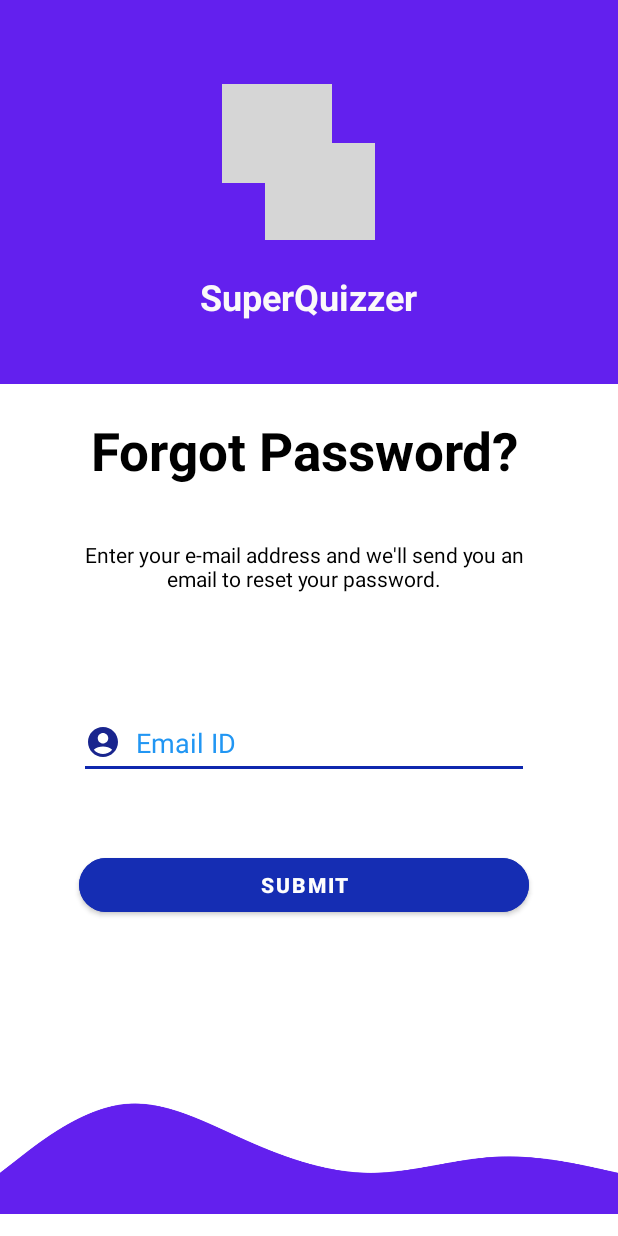
After one commit to opencodeiiita/SuperQuizzer, an Android app: the ForgotPasswordActivity screen opened directly, with no data from a screen before it, on a phone screen of 412 x 824 dp. The commit adds this screen. Run offline under Robolectric (Android 15) with nearby library versions, the phone set to English and light mode, and no system bars; grey boxes are pictures that could not be loaded.

Commit message:
forgot commit

```diff
--- a/app/src/main/AndroidManifest.xml
+++ b/app/src/main/AndroidManifest.xml
@@ -14,6 +14,14 @@
         android:theme="@style/Theme.SuperQuizzer"
         tools:targetApi="31">
         <activity
+            android:name=".ForgotPasswordActivity"
+            android:exported="false"
+            android:theme="@style/Theme.MaterialComponents.Light.NoActionBar">
+            <meta-data
+                android:name="android.app.lib_name"
+                android:value="" />
+        </activity>
+        <activity
             android:name=".LoginActivity"
             android:exported="true"
             android:theme="@style/Theme.MaterialComponents.Light.NoActionBar">
@@ -24,8 +32,7 @@
         <activity
             android:name=".RegisterActivity"
             android:exported="true"
-            android:theme="@style/Theme.MaterialComponents.Light.NoActionBar">
-        </activity>
+            android:theme="@style/Theme.MaterialComponents.Light.NoActionBar" />
         <activity
             android:name=".SplashActivity"
             android:exported="true">
@@ -44,7 +51,6 @@
                 <category android:name="android.intent.category.LAUNCHER" />
             </intent-filter>
         </activity>
-
     </application>
 
 </manifest>
--- /dev/null
+++ b/app/src/main/java/com/example/superquizzer/ForgotPasswordActivity.kt
@@ -0,0 +1,20 @@
+package com.example.superquizzer
+
+import androidx.appcompat.app.AppCompatActivity
+import android.os.Bundle
+import android.view.View
+import com.example.superquizzer.databinding.ActivityForgotPasswordBinding
+
+class ForgotPasswordActivity : AppCompatActivity() {
+    private lateinit var binding: ActivityForgotPasswordBinding
+
+    override fun onCreate(savedInstanceState: Bundle?) {
+        super.onCreate(savedInstanceState)
+        binding = ActivityForgotPasswordBinding.inflate(layoutInflater)
+        val view = binding.root
+        setContentView(view)
+        supportActionBar?.hide()
+        window.decorView.systemUiVisibility= View.SYSTEM_UI_FLAG_FULLSCREEN
+        setContentView(view)
+    }
+}
--- a/app/src/main/java/com/example/superquizzer/LoginActivity.kt
+++ b/app/src/main/java/com/example/superquizzer/LoginActivity.kt
@@ -30,5 +30,9 @@ class LoginActivity : AppCompatActivity() {
             val intent = Intent(this@LoginActivity, MainActivity::class.java)
             startActivity(intent)
         }
+        binding.forgotPassword.setOnClickListener{
+            val intent=Intent(this@LoginActivity,ForgotPasswordActivity::class.java)
+            startActivity(intent)
+        }
     }
 }
--- /dev/null
+++ b/app/src/main/res/layout/activity_forgot_password.xml
@@ -0,0 +1,159 @@
+<?xml version="1.0" encoding="utf-8"?>
+<androidx.constraintlayout.widget.ConstraintLayout xmlns:android="http://schemas.android.com/apk/res/android"
+    xmlns:app="http://schemas.android.com/apk/res-auto"
+    xmlns:tools="http://schemas.android.com/tools"
+    android:id="@+id/constrainLayout"
+    android:layout_width="match_parent"
+    android:layout_height="match_parent"
+    android:background="#FFFFFF"
+    tools:context=".ForgotPasswordActivity">
+
+    <LinearLayout
+        android:id="@+id/linearlayout_login"
+        android:layout_width="match_parent"
+        android:layout_height="256dp"
+        android:background="@drawable/top_bottom_shape"
+        android:orientation="vertical"
+        app:layout_constraintStart_toStartOf="parent"
+        app:layout_constraintTop_toTopOf="parent">
+
+        <androidx.constraintlayout.widget.ConstraintLayout
+            android:id="@+id/constraintLayoutin"
+            android:layout_width="match_parent"
+            android:layout_height="match_parent">
+
+            <ImageView
+                android:id="@+id/imageView"
+                android:layout_width="73dp"
+                android:layout_height="66dp"
+                android:layout_marginStart="148dp"
+                android:layout_marginTop="56dp"
+                android:contentDescription="@string/s"
+                app:layout_constraintStart_toStartOf="parent"
+                app:layout_constraintTop_toTopOf="parent"
+                app:srcCompat="@mipmap/app_logo1_foreground" />
+
+            <ImageView
+                android:id="@+id/imageView2"
+                android:layout_width="73sp"
+                android:layout_height="0dp"
+                android:layout_marginStart="30dp"
+                android:layout_marginTop="95dp"
+                android:layout_marginEnd="30dp"
+                android:layout_marginBottom="21dp"
+                android:contentDescription="@string/logo"
+                app:layout_constraintBottom_toTopOf="@+id/logoText"
+                app:layout_constraintEnd_toEndOf="@+id/logoText"
+                app:layout_constraintStart_toStartOf="@+id/imageView"
+                app:layout_constraintTop_toTopOf="parent"
+                app:srcCompat="@mipmap/app_logo2_foreground" />
+
+            <TextView
+                android:id="@+id/logoText"
+                android:layout_width="wrap_content"
+                android:layout_height="wrap_content"
+                android:layout_marginBottom="42dp"
+                android:text="@string/superquizzer"
+                android:textColor="#FBF9F9"
+                android:textSize="24sp"
+                android:textStyle="bold"
+                app:layout_constraintBottom_toBottomOf="parent"
+                app:layout_constraintEnd_toEndOf="parent"
+                app:layout_constraintHorizontal_bias="0.498"
+                app:layout_constraintStart_toStartOf="parent"
+                app:layout_constraintTop_toBottomOf="@+id/imageView2" />
+
+        </androidx.constraintlayout.widget.ConstraintLayout>
+
+    </LinearLayout>
+
+    <EditText
+        android:id="@+id/editTextTextEmailAddress4"
+        android:layout_width="300sp"
+        android:layout_height="wrap_content"
+        android:layout_marginStart="52dp"
+        android:layout_marginTop="200dp"
+        android:layout_marginEnd="59dp"
+        android:layout_marginBottom="16dp"
+        android:autofillHints=""
+        android:backgroundTint="#0E27AE"
+        android:drawableStart="@drawable/ic_baseline_account_circle_24"
+        android:drawablePadding="10sp"
+        android:ems="10"
+        android:hint="@string/email_ID"
+        android:inputType="textEmailAddress"
+        android:minHeight="48dp"
+        android:textColorHint="#2196F3"
+        app:layout_constraintBottom_toTopOf="@+id/loginButton"
+        app:layout_constraintEnd_toEndOf="parent"
+        app:layout_constraintStart_toStartOf="parent"
+        app:layout_constraintTop_toBottomOf="@+id/linearlayout_login" />
+
+
+    <Button
+        android:id="@+id/loginButton"
+        android:layout_width="300sp"
+        android:layout_height="wrap_content"
+        android:layout_marginStart="52dp"
+        android:layout_marginTop="16dp"
+        android:layout_marginEnd="59dp"
+        android:layout_marginBottom="30dp"
+        android:backgroundTint="#152DB3"
+        android:text="@string/submit"
+        android:textColor="#FDFDFD"
+        android:textStyle="bold"
+        app:cornerRadius="50sp"
+        app:layout_constraintBottom_toTopOf="@+id/imageView4"
+        app:layout_constraintEnd_toEndOf="parent"
+        app:layout_constraintStart_toStartOf="parent"
+        app:layout_constraintTop_toBottomOf="@+id/editTextTextEmailAddress4" />
+
+    <ImageView
+        android:id="@+id/imageView4"
+        android:layout_width="match_parent"
+        android:layout_height="150dp"
+        android:orientation="vertical"
+        android:scaleType="fitEnd"
+        android:src="@drawable/wave"
+        app:layout_constraintBottom_toBottomOf="parent"
+        app:layout_constraintEnd_toEndOf="parent"
+        app:layout_constraintHorizontal_bias="0.0"
+        app:layout_constraintStart_toStartOf="parent"
+        app:layout_constraintTop_toBottomOf="@+id/loginButton"
+        app:layout_constraintVertical_bias="1.0" />
+
+    <TextView
+        android:id="@+id/textView"
+        android:layout_width="wrap_content"
+        android:layout_height="wrap_content"
+        android:layout_marginStart="52dp"
+        android:layout_marginTop="30dp"
+        android:layout_marginEnd="59dp"
+        android:layout_marginBottom="156dp"
+        android:text="@string/forgot_pass"
+        android:textAlignment="center"
+        android:textColor="@color/black"
+        android:textSize="35sp"
+        android:textStyle="bold"
+        app:layout_constraintBottom_toTopOf="@+id/editTextTextEmailAddress4"
+        app:layout_constraintEnd_toEndOf="parent"
+        app:layout_constraintStart_toStartOf="parent"
+        app:layout_constraintTop_toBottomOf="@+id/linearlayout_login" />
+
+    <TextView
+        android:id="@+id/textView5"
+        android:layout_width="300dp"
+        android:layout_height="wrap_content"
+        android:layout_marginStart="52dp"
+        android:layout_marginEnd="59dp"
+        android:layout_marginBottom="40dp"
+        android:text="@string/enter_your_e_mail_address_and_we_ll_send_you_an_email_to_reset_your_password"
+        android:textAlignment="center"
+        android:textColor="@color/black"
+        app:layout_constraintBottom_toTopOf="@+id/editTextTextEmailAddress4"
+        app:layout_constraintEnd_toEndOf="parent"
+        app:layout_constraintStart_toStartOf="parent"
+        app:layout_constraintTop_toBottomOf="@+id/textView" />
+
+
+</androidx.constraintlayout.widget.ConstraintLayout>
--- a/app/src/main/res/values/strings.xml
+++ b/app/src/main/res/values/strings.xml
@@ -33,4 +33,7 @@
     <string name="login_failed">"Login failed"</string>
     <string name="nav_open">Open</string>
     <string name="nav_close">Close</string>
+    <string name="forgot_pass">Forgot Password?</string>
+    <string name="enter_your_e_mail_address_and_we_ll_send_you_an_email_to_reset_your_password">Enter your e-mail address and we\'ll send you an email to reset your password.</string>
+    <string name="submit">Submit</string>
 </resources>
```
Also changed, not shown: app/src/main/res/drawable-v24/wave.png (added).
